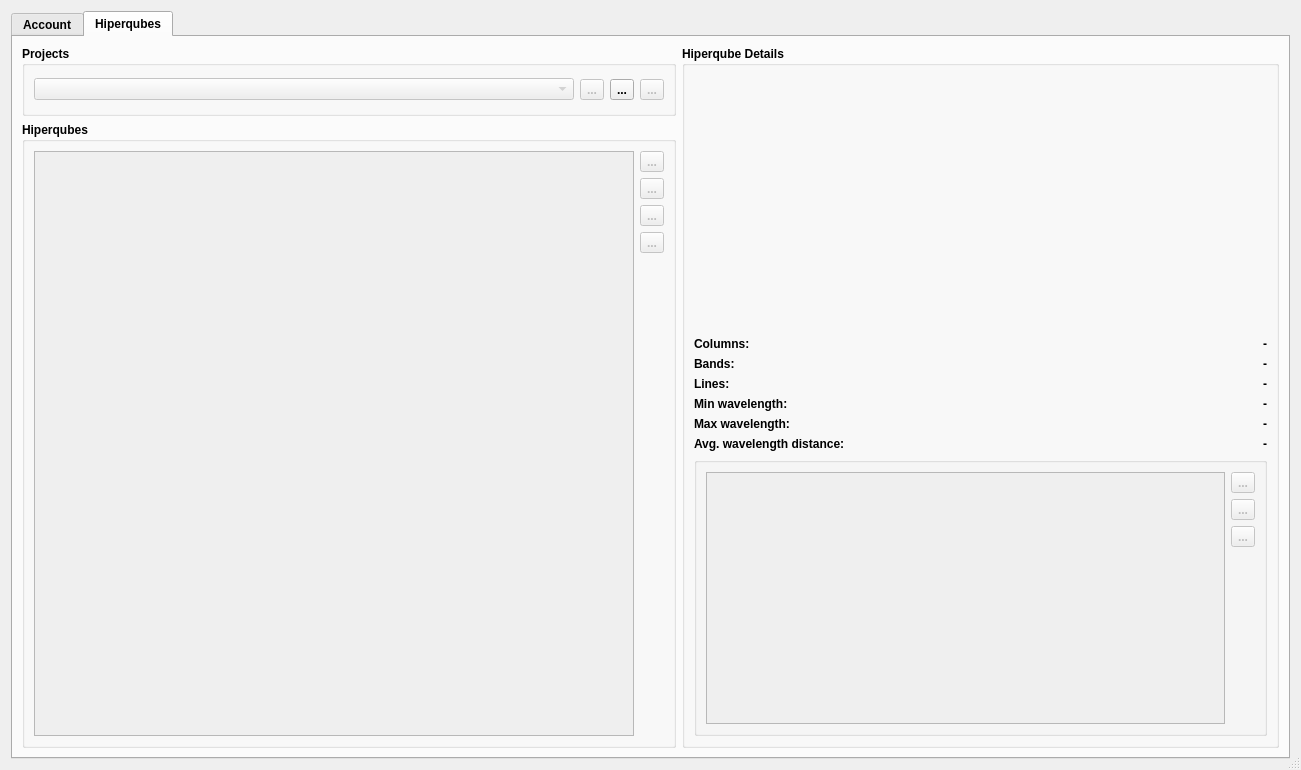
terraqube/terraqube_cloud, file terraqube_cloud_dialog_base.ui: the form before one commit.
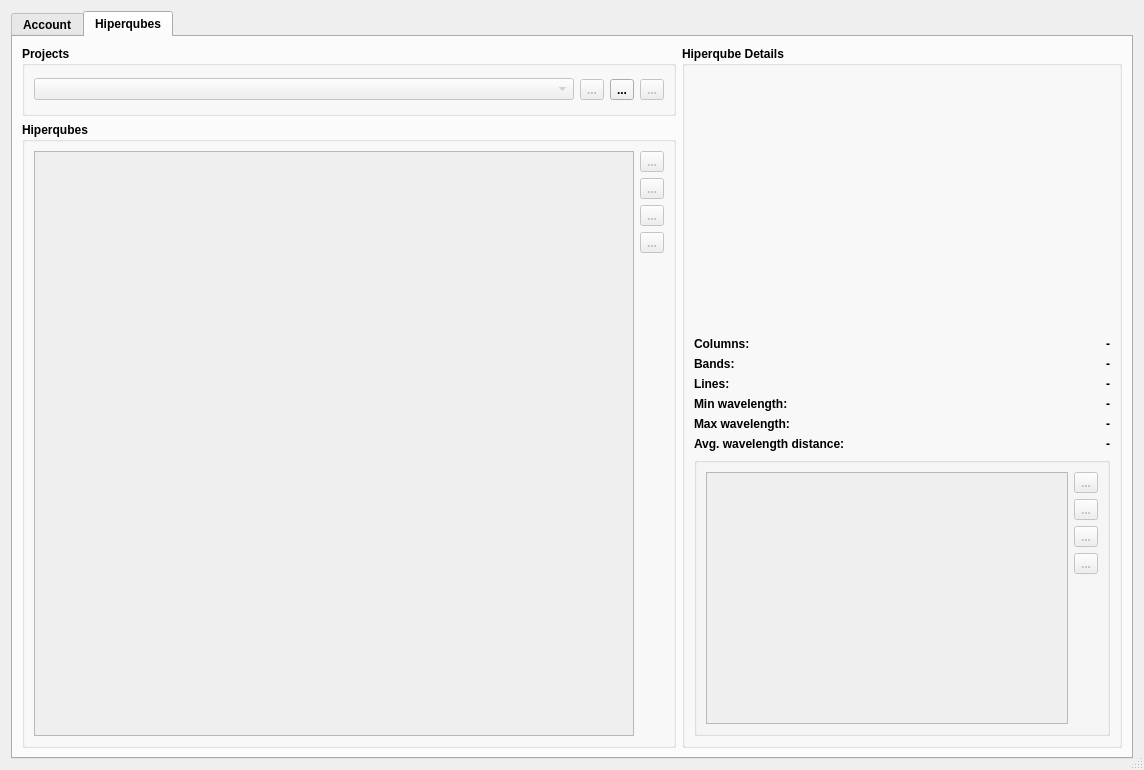
The form after the commit. Icons and pictures are not drawn.

Commit message: Implemented download multiple signature charts and csv values.

```diff
--- a/terraqube_cloud_dialog_base.ui
+++ b/terraqube_cloud_dialog_base.ui
@@ -6,8 +6,8 @@
    <rect>
     <x>0</x>
     <y>0</y>
-    <width>1301</width>
-    <height>727</height>
+    <width>1144</width>
+    <height>716</height>
    </rect>
   </property>
   <property name="windowTitle">
@@ -505,6 +505,23 @@
                    </property>
                   </widget>
                  </item>
+                 <item>
+                  <widget class="QToolButton" name="refreshSignaturesButton">
+                   <property name="enabled">
+                    <bool>false</bool>
+                   </property>
+                   <property name="toolTip">
+                    <string>Refresh signature list</string>
+                   </property>
+                   <property name="text">
+                    <string>...</string>
+                   </property>
+                   <property name="icon">
+                    <iconset resource="resources.qrc">
+                     <normaloff>:/plugins/terraqube_cloud/img/sync-alt.svg</normaloff>:/plugins/terraqube_cloud/img/sync-alt.svg</iconset>
+                   </property>
+                  </widget>
+                 </item>
                  <item>
                   <widget class="QToolButton" name="downloadSignatureButton">
                    <property name="enabled">
```
Left out of the diff: 2 changed lines with no effect on the pictures. The commit also changes 6 other files.
